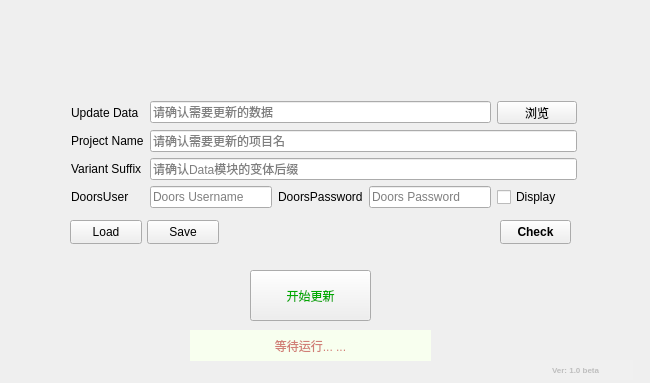
This is DoorsDataUpdater.ui in 395020539/DoorsDataUpdater as Qt 5 draws it before an edit. The edited form follows.
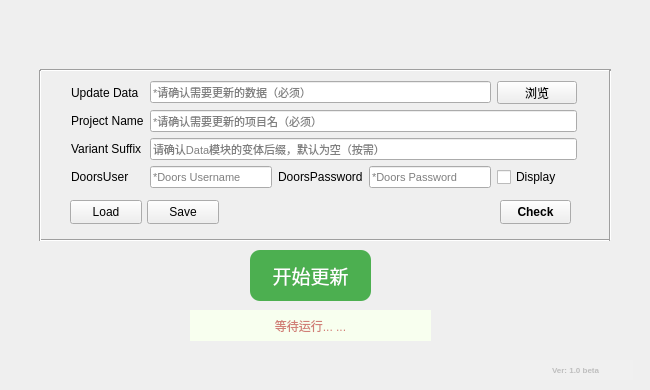
This is the edited form. Icons and pictures are not drawn.

Patch:
```diff
--- a/DoorsDataUpdater.ui
+++ b/DoorsDataUpdater.ui
@@ -7,7 +7,7 @@
     <x>0</x>
     <y>0</y>
     <width>650</width>
-    <height>383</height>
+    <height>390</height>
    </rect>
   </property>
   <property name="sizePolicy">
@@ -19,13 +19,13 @@
   <property name="minimumSize">
    <size>
     <width>650</width>
-    <height>310</height>
+    <height>390</height>
    </size>
   </property>
   <property name="maximumSize">
    <size>
     <width>650</width>
-    <height>383</height>
+    <height>390</height>
    </size>
   </property>
   <property name="windowTitle">
@@ -35,11 +35,19 @@
    <property name="geometry">
     <rect>
      <x>250</x>
-     <y>270</y>
+     <y>250</y>
      <width>121</width>
      <height>51</height>
     </rect>
    </property>
+   <property name="font">
+    <font>
+     <family>微软简粗黑</family>
+     <pointsize>14</pointsize>
+     <italic>false</italic>
+     <bold>false</bold>
+    </font>
+   </property>
    <property name="cursor">
     <cursorShape>PointingHandCursor</cursorShape>
    </property>
@@ -50,8 +58,19 @@
     <string/>
    </property>
    <property name="styleSheet">
-    <string notr="true">font: 15pt &quot;华光粗圆_CNKI&quot;;
-color: rgb(0, 170, 0);</string>
+    <string notr="true">QPushButton {
+    background-color: #4CAF50;
+    border-radius: 10px;
+    color: white;
+}
+
+QPushButton:hover {
+    background-color: #3E8E41;
+}
+
+QPushButton:pressed {
+    background-color: #2E6739;
+}</string>
    </property>
    <property name="text">
     <string>开始更新</string>
@@ -64,7 +83,7 @@
    <property name="geometry">
     <rect>
      <x>190</x>
-     <y>330</y>
+     <y>310</y>
      <width>241</width>
      <height>31</height>
     </rect>
@@ -124,7 +143,7 @@
    <property name="geometry">
     <rect>
      <x>70</x>
-     <y>220</y>
+     <y>200</y>
      <width>72</width>
      <height>24</height>
     </rect>
@@ -143,7 +162,7 @@
    <property name="geometry">
     <rect>
      <x>147</x>
-     <y>220</y>
+     <y>200</y>
      <width>72</width>
      <height>24</height>
     </rect>
@@ -162,7 +181,7 @@
    <property name="geometry">
     <rect>
      <x>500</x>
-     <y>220</y>
+     <y>200</y>
      <width>71</width>
      <height>24</height>
     </rect>
@@ -172,6 +191,15 @@
      <bold>true</bold>
     </font>
    </property>
+   <property name="cursor">
+    <cursorShape>PointingHandCursor</cursorShape>
+   </property>
+   <property name="toolTip">
+    <string>&lt;html&gt;&lt;head/&gt;&lt;body&gt;&lt;p&gt;&lt;span style=&quot; font-size:10pt;&quot;&gt;检查配置文件&lt;/span&gt;&lt;/p&gt;&lt;/body&gt;&lt;/html&gt;</string>
+   </property>
+   <property name="styleSheet">
+    <string notr="true"/>
+   </property>
    <property name="text">
     <string>Check</string>
    </property>
@@ -180,7 +208,7 @@
    <property name="geometry">
     <rect>
      <x>71</x>
-     <y>101</y>
+     <y>81</y>
      <width>506</width>
      <height>107</height>
     </rect>
@@ -188,6 +216,12 @@
    <layout class="QGridLayout" name="gridLayout">
     <item row="0" column="0">
      <widget class="QLabel" name="label_data_file">
+      <property name="font">
+       <font>
+        <bold>false</bold>
+        <underline>false</underline>
+       </font>
+      </property>
       <property name="toolTip">
        <string>&lt;html&gt;&lt;head/&gt;&lt;body&gt;&lt;p align=&quot;center&quot;&gt;&lt;span style=&quot; font-size:10pt; color:#aa0000;&quot;&gt;请确认需要更新入Doors的数据文件（.json）&lt;/span&gt;&lt;/p&gt;&lt;/body&gt;&lt;/html&gt;</string>
       </property>
@@ -234,8 +268,13 @@
     </item>
     <item row="3" column="1">
      <widget class="QLineEdit" name="lineEdit_username">
+      <property name="font">
+       <font>
+        <pointsize>8</pointsize>
+       </font>
+      </property>
       <property name="placeholderText">
-       <string>Doors Username</string>
+       <string>*Doors Username</string>
       </property>
      </widget>
     </item>
@@ -248,11 +287,16 @@
     </item>
     <item row="3" column="3">
      <widget class="QLineEdit" name="lineEdit_password">
+      <property name="font">
+       <font>
+        <pointsize>8</pointsize>
+       </font>
+      </property>
       <property name="echoMode">
        <enum>QLineEdit::Password</enum>
       </property>
       <property name="placeholderText">
-       <string>Doors Password</string>
+       <string>*Doors Password</string>
       </property>
      </widget>
     </item>
@@ -284,6 +328,11 @@
     </item>
     <item row="0" column="1" colspan="3">
      <widget class="QLineEdit" name="lineEdit_data_file">
+      <property name="font">
+       <font>
+        <pointsize>8</pointsize>
+       </font>
+      </property>
       <property name="autoFillBackground">
        <bool>false</bool>
       </property>
@@ -291,7 +340,7 @@
        <string/>
       </property>
       <property name="placeholderText">
-       <string>请确认需要更新的数据</string>
+       <string>*请确认需要更新的数据（必须）</string>
       </property>
      </widget>
     </item>
@@ -300,6 +349,11 @@
       <property name="enabled">
        <bool>true</bool>
       </property>
+      <property name="font">
+       <font>
+        <pointsize>8</pointsize>
+       </font>
+      </property>
       <property name="autoFillBackground">
        <bool>false</bool>
       </property>
@@ -307,12 +361,17 @@
        <string/>
       </property>
       <property name="placeholderText">
-       <string>请确认需要更新的项目名</string>
+       <string>*请确认需要更新的项目名（必须）</string>
       </property>
      </widget>
     </item>
     <item row="2" column="1" colspan="4">
      <widget class="QLineEdit" name="lineEdit_data_suffix">
+      <property name="font">
+       <font>
+        <pointsize>8</pointsize>
+       </font>
+      </property>
       <property name="autoFillBackground">
        <bool>false</bool>
       </property>
@@ -320,12 +379,129 @@
        <string/>
       </property>
       <property name="placeholderText">
-       <string>请确认Data模块的变体后缀</string>
+       <string>请确认Data模块的变体后缀，默认为空（按需）</string>
       </property>
      </widget>
     </item>
    </layout>
   </widget>
+  <widget class="QLabel" name="label">
+   <property name="geometry">
+    <rect>
+     <x>0</x>
+     <y>350</y>
+     <width>131</width>
+     <height>31</height>
+    </rect>
+   </property>
+   <property name="text">
+    <string/>
+   </property>
+   <property name="pixmap">
+    <pixmap>C:/Users/zheng/Desktop/未标题-1.png</pixmap>
+   </property>
+   <property name="scaledContents">
+    <bool>true</bool>
+   </property>
+  </widget>
+  <widget class="Line" name="line">
+   <property name="geometry">
+    <rect>
+     <x>40</x>
+     <y>230</y>
+     <width>571</width>
+     <height>21</height>
+    </rect>
+   </property>
+   <property name="sizePolicy">
+    <sizepolicy hsizetype="Preferred" vsizetype="Preferred">
+     <horstretch>0</horstretch>
+     <verstretch>0</verstretch>
+    </sizepolicy>
+   </property>
+   <property name="orientation">
+    <enum>Qt::Horizontal</enum>
+   </property>
+  </widget>
+  <widget class="Line" name="line_2">
+   <property name="geometry">
+    <rect>
+     <x>40</x>
+     <y>60</y>
+     <width>571</width>
+     <height>20</height>
+    </rect>
+   </property>
+   <property name="sizePolicy">
+    <sizepolicy hsizetype="Preferred" vsizetype="Preferred">
+     <horstretch>0</horstretch>
+     <verstretch>0</verstretch>
+    </sizepolicy>
+   </property>
+   <property name="orientation">
+    <enum>Qt::Horizontal</enum>
+   </property>
+  </widget>
+  <widget class="Line" name="line_3">
+   <property name="geometry">
+    <rect>
+     <x>30</x>
+     <y>70</y>
+     <width>20</width>
+     <height>171</height>
+    </rect>
+   </property>
+   <property name="sizePolicy">
+    <sizepolicy hsizetype="Preferred" vsizetype="Preferred">
+     <horstretch>0</horstretch>
+     <verstretch>0</verstretch>
+    </sizepolicy>
+   </property>
+   <property name="orientation">
+    <enum>Qt::Vertical</enum>
+   </property>
+  </widget>
+  <widget class="Line" name="line_4">
+   <property name="geometry">
+    <rect>
+     <x>600</x>
+     <y>70</y>
+     <width>20</width>
+     <height>171</height>
+    </rect>
+   </property>
+   <property name="sizePolicy">
+    <sizepolicy hsizetype="Preferred" vsizetype="Preferred">
+     <horstretch>0</horstretch>
+     <verstretch>0</verstretch>
+    </sizepolicy>
+   </property>
+   <property name="orientation">
+    <enum>Qt::Vertical</enum>
+   </property>
+  </widget>
+  <widget class="QLabel" name="label_2">
+   <property name="geometry">
+    <rect>
+     <x>10</x>
+     <y>350</y>
+     <width>121</width>
+     <height>31</height>
+    </rect>
+   </property>
+   <property name="text">
+    <string/>
+   </property>
+   <property name="pixmap">
+    <pixmap resource="img.qrc">:/img/bosch_icon.png</pixmap>
+   </property>
+   <property name="scaledContents">
+    <bool>true</bool>
+   </property>
+   <property name="wordWrap">
+    <bool>false</bool>
+   </property>
+  </widget>
  </widget>
  <resources/>
  <connections/>
```
Left out of the diff: 31 changed lines with no effect on the pictures.
